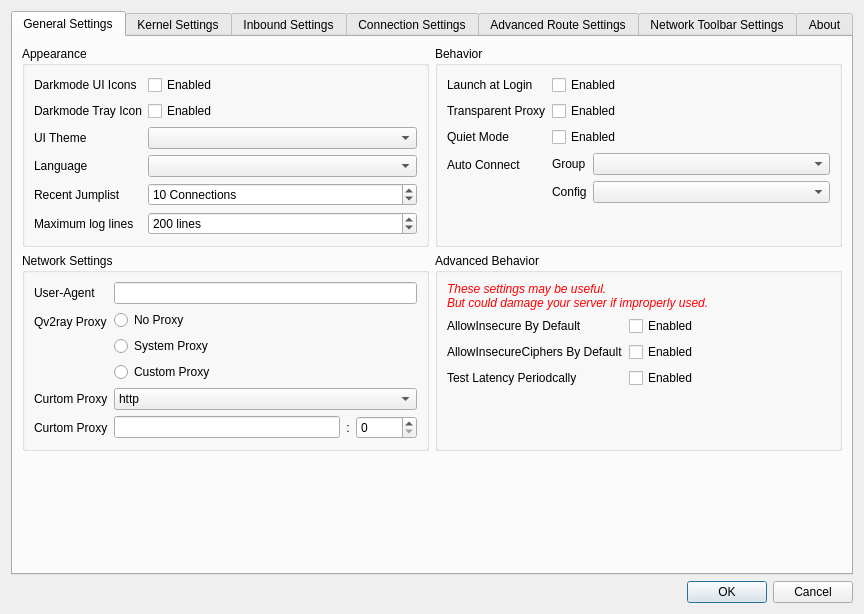
Qt form src/ui/w_PreferencesWindow.ui (Qv2ray/Qv2ray) before a commit.
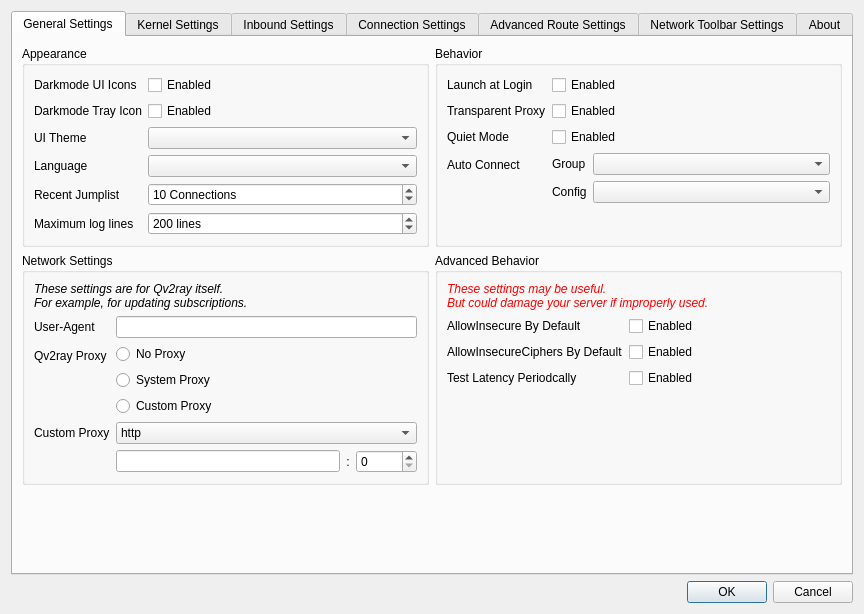
The same form after that commit. The open tabs and pages were chosen to show the change. Icons and pictures are not drawn.

Commit message:
adjusting preferencewindow
1. fixed the initial tab pos problem
2. fixed a typo on the preference window
3. added an explanation for network settings

What changed in the file:
```diff
--- a/src/ui/w_PreferencesWindow.ui
+++ b/src/ui/w_PreferencesWindow.ui
@@ -274,28 +274,28 @@
             <string>Network Settings</string>
            </property>
            <layout class="QFormLayout" name="formLayout_13">
-            <item row="0" column="0">
+            <item row="1" column="0">
              <widget class="QLabel" name="label_67">
               <property name="text">
                <string>User-Agent</string>
               </property>
              </widget>
             </item>
-            <item row="0" column="1">
+            <item row="1" column="1">
              <widget class="QLineEdit" name="qvNetworkUATxt">
               <property name="text">
                <string/>
               </property>
              </widget>
             </item>
-            <item row="1" column="0">
+            <item row="2" column="0">
              <widget class="QLabel" name="label_71">
               <property name="text">
                <string>Qv2ray Proxy</string>
               </property>
              </widget>
             </item>
-            <item row="1" column="1">
+            <item row="2" column="1">
              <layout class="QVBoxLayout" name="verticalLayout_8">
               <item>
                <widget class="QRadioButton" name="qvProxyNoProxy">
@@ -320,14 +320,14 @@
               </item>
              </layout>
             </item>
-            <item row="2" column="0">
+            <item row="3" column="0">
              <widget class="QLabel" name="label_64">
               <property name="text">
-               <string>Curtom Proxy</string>
+               <string>Custom Proxy</string>
               </property>
              </widget>
             </item>
-            <item row="2" column="1">
+            <item row="3" column="1">
              <widget class="QComboBox" name="qvProxyTypeCombo">
               <item>
                <property name="text">
@@ -341,14 +341,7 @@
               </item>
              </widget>
             </item>
-            <item row="3" column="0">
-             <widget class="QLabel" name="label_66">
-              <property name="text">
-               <string>Curtom Proxy</string>
-              </property>
-             </widget>
-            </item>
-            <item row="3" column="1">
+            <item row="4" column="1">
              <layout class="QHBoxLayout" name="horizontalLayout_2">
               <item>
                <widget class="QLineEdit" name="qvProxyAddressTxt"/>
@@ -375,6 +368,22 @@
               </item>
              </layout>
             </item>
+            <item row="0" column="0" colspan="2">
+             <widget class="QLabel" name="label_89">
+              <property name="font">
+               <font>
+                <italic>true</italic>
+               </font>
+              </property>
+              <property name="text">
+               <string>These settings are for Qv2ray itself.
+For example, for updating subscriptions.</string>
+              </property>
+              <property name="textFormat">
+               <enum>Qt::PlainText</enum>
+              </property>
+             </widget>
+            </item>
            </layout>
           </widget>
          </item>
```
Left out of the diff: 6 changed lines with no effect on the pictures.
